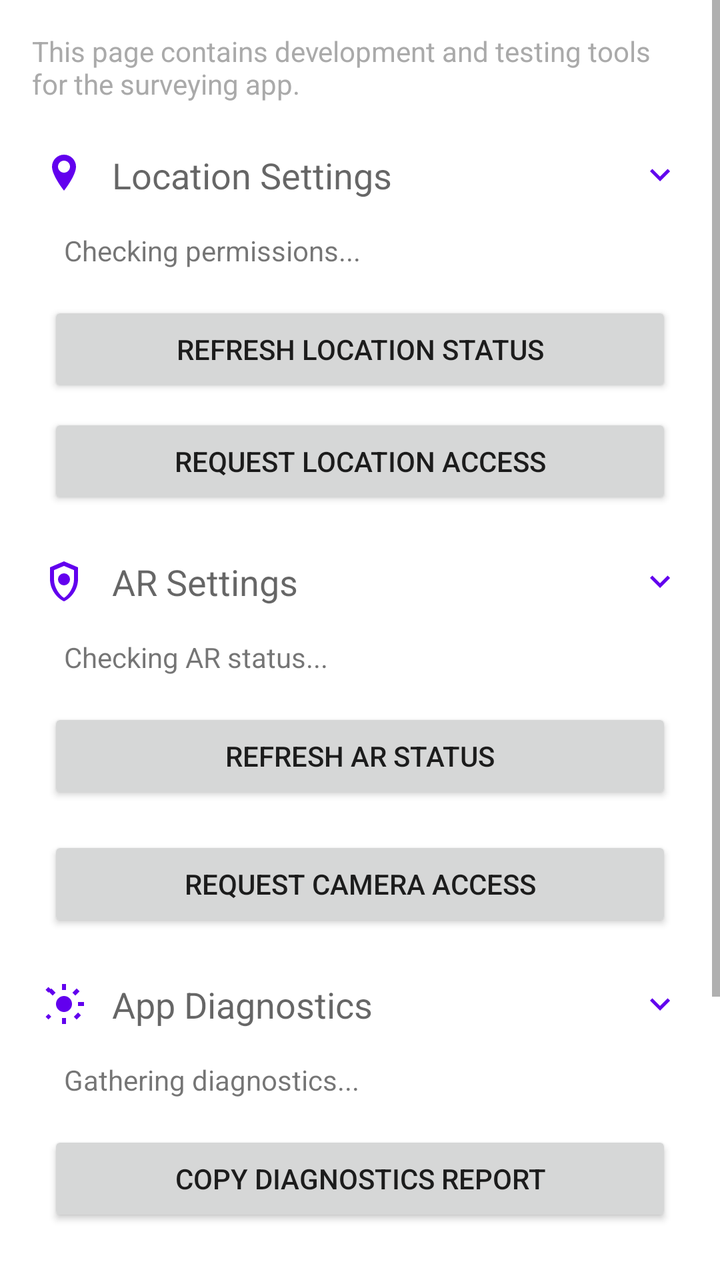
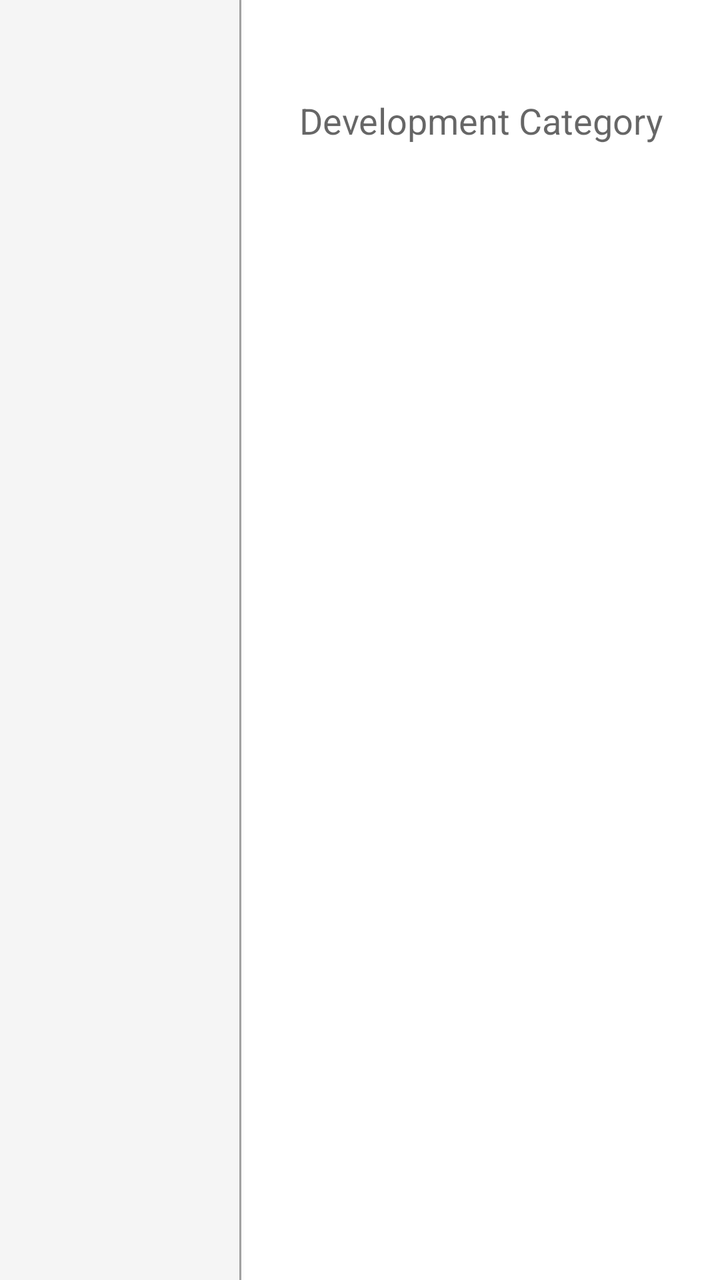

The first picture is an Android layout as it rendered before a commit; the second is the same layout after the commit. The layout source and the unified diff follow.
<!-- AndroidManifest.xml: application theme Theme.SurveyingApp -->
<!-- res/layout/fragment_development.xml -->
<?xml version="1.0" encoding="utf-8"?>
<ScrollView xmlns:android="http://schemas.android.com/apk/res/android"
    xmlns:app="http://schemas.android.com/apk/res-auto"
    android:layout_width="match_parent"
    android:layout_height="match_parent"
    android:fillViewport="true">

    <LinearLayout
        android:layout_width="match_parent"
        android:layout_height="wrap_content"
        android:orientation="vertical"
        android:padding="16dp">

        
        <TextView
            android:id="@+id/text_dev_intro"
            android:layout_width="match_parent"
            android:layout_height="wrap_content"
            android:text="@string/development_intro"
            android:textAppearance="@style/TextAppearance.AppCompat.Small"
            android:textColor="@android:color/darker_gray"
            android:layout_marginBottom="16dp" />

        
        <LinearLayout
            android:id="@+id/header_location"
            android:layout_width="match_parent"
            android:layout_height="wrap_content"
            android:orientation="horizontal"
            android:gravity="center_vertical"
            android:paddingVertical="8dp"
            android:paddingHorizontal="4dp"
            android:background="@android:color/transparent">
            <ImageView
                android:id="@+id/icon_location"
                android:layout_width="24dp"
                android:layout_height="24dp"
                android:src="@drawable/ic_section_location"
                app:tint="?attr/colorPrimary" />
            <TextView
                android:layout_width="0dp"
                android:layout_height="wrap_content"
                android:layout_weight="1"
                android:layout_marginStart="12dp"
                android:text="@string/location_settings_header"
                android:textAppearance="@style/TextAppearance.AppCompat.Medium" />
            <ImageView
                android:id="@+id/arrow_location"
                android:layout_width="20dp"
                android:layout_height="20dp"
                android:src="@drawable/ic_section_arrow"
                app:tint="?attr/colorPrimary" />
        </LinearLayout>

        <LinearLayout
            android:id="@+id/content_location"
            android:layout_width="match_parent"
            android:layout_height="wrap_content"
            android:orientation="vertical"
            android:paddingStart="8dp"
            android:paddingEnd="8dp"
            android:layout_marginBottom="16dp">
            <TextView
                android:id="@+id/text_permission_status"
                android:layout_width="match_parent"
                android:layout_height="wrap_content"
                android:text="@string/checking_permissions"
                android:textAppearance="@style/TextAppearance.AppCompat.Small"
                android:background="@android:color/background_light"
                android:padding="8dp"
                android:layout_marginBottom="8dp" />
            <Button
                android:id="@+id/btn_refresh_permissions"
                android:layout_width="match_parent"
                android:layout_height="wrap_content"
                android:text="@string/refresh_location_status"
                android:layout_marginBottom="8dp" />
            <Button
                android:id="@+id/btn_request_permissions"
                android:layout_width="match_parent"
                android:layout_height="wrap_content"
                android:text="@string/request_location_access"
                android:layout_marginBottom="0dp" />
        </LinearLayout>

        
        <LinearLayout
            android:id="@+id/header_ar"
            android:layout_width="match_parent"
            android:layout_height="wrap_content"
            android:orientation="horizontal"
            android:gravity="center_vertical"
            android:paddingVertical="8dp"
            android:paddingHorizontal="4dp">
            <ImageView
                android:id="@+id/icon_ar"
                android:layout_width="24dp"
                android:layout_height="24dp"
                android:src="@drawable/ic_section_ar"
                app:tint="?attr/colorPrimary" />
            <TextView
                android:layout_width="0dp"
                android:layout_height="wrap_content"
                android:layout_weight="1"
                android:layout_marginStart="12dp"
                android:text="@string/ar_settings_header"
                android:textAppearance="@style/TextAppearance.AppCompat.Medium" />
            <ImageView
                android:id="@+id/arrow_ar"
                android:layout_width="20dp"
                android:layout_height="20dp"
                android:src="@drawable/ic_section_arrow"
                app:tint="?attr/colorPrimary" />
        </LinearLayout>

        <LinearLayout
            android:id="@+id/content_ar"
            android:layout_width="match_parent"
            android:layout_height="wrap_content"
            android:orientation="vertical"
            android:paddingStart="8dp"
            android:paddingEnd="8dp"
            android:layout_marginBottom="16dp">
            <TextView
                android:id="@+id/text_ar_status"
                android:layout_width="match_parent"
                android:layout_height="wrap_content"
                android:text="@string/checking_ar_status"
                android:textAppearance="@style/TextAppearance.AppCompat.Small"
                android:background="@android:color/background_light"
                android:padding="8dp"
                android:layout_marginBottom="8dp" />
            <Button
                android:id="@+id/btn_check_ar_status"
                android:layout_width="match_parent"
                android:layout_height="wrap_content"
                android:text="@string/refresh_ar_status"
                android:layout_marginBottom="8dp" />
            
            <LinearLayout
                android:id="@+id/row_install_arcore"
                android:layout_width="match_parent"
                android:layout_height="wrap_content"
                android:orientation="horizontal"
                android:gravity="center_vertical"
                android:layout_marginBottom="8dp">
                <Button
                    android:id="@+id/btn_install_arcore"
                    android:layout_width="0dp"
                    android:layout_height="wrap_content"
                    android:layout_weight="1"
                    android:text="@string/install_arcore"
                    android:visibility="gone" />
                <ProgressBar
                    android:id="@+id/progress_ar_install"
                    style="@android:style/Widget.ProgressBar.Small"
                    android:layout_width="wrap_content"
                    android:layout_height="wrap_content"
                    android:layout_marginStart="12dp"
                    android:visibility="gone" />
            </LinearLayout>
            <Button
                android:id="@+id/btn_request_camera"
                android:layout_width="match_parent"
                android:layout_height="wrap_content"
                android:text="@string/request_camera_access"
                android:layout_marginBottom="0dp" />
        </LinearLayout>

        
        <LinearLayout
            android:id="@+id/header_diagnostics"
            android:layout_width="match_parent"
            android:layout_height="wrap_content"
            android:orientation="horizontal"
            android:gravity="center_vertical"
            android:paddingVertical="8dp"
            android:paddingHorizontal="4dp">
            <ImageView
                android:id="@+id/icon_diagnostics"
                android:layout_width="24dp"
                android:layout_height="24dp"
                android:src="@drawable/ic_section_diagnostics"
                app:tint="?attr/colorPrimary" />
            <TextView
                android:layout_width="0dp"
                android:layout_height="wrap_content"
                android:layout_weight="1"
                android:layout_marginStart="12dp"
                android:text="@string/diagnostics_header"
                android:textAppearance="@style/TextAppearance.AppCompat.Medium" />
            <ImageView
                android:id="@+id/arrow_diagnostics"
                android:layout_width="20dp"
                android:layout_height="20dp"
                android:src="@drawable/ic_section_arrow"
                app:tint="?attr/colorPrimary" />
        </LinearLayout>

        <LinearLayout
            android:id="@+id/content_diagnostics"
            android:layout_width="match_parent"
            android:layout_height="wrap_content"
            android:orientation="vertical"
            android:paddingStart="8dp"
            android:paddingEnd="8dp"
            android:layout_marginBottom="16dp">
            <TextView
                android:id="@+id/text_diagnostics"
                android:layout_width="match_parent"
                android:layout_height="wrap_content"
                android:text="@string/gathering_diagnostics"
                android:textAppearance="@style/TextAppearance.AppCompat.Small"
                android:background="@android:color/background_light"
                android:padding="8dp"
                android:layout_marginBottom="8dp" />
            <Button
                android:id="@+id/btn_copy_dev_report"
                android:layout_width="match_parent"
                android:layout_height="wrap_content"
                android:text="@string/copy_diagnostics_report"
                android:layout_marginBottom="0dp" />
        </LinearLayout>

        
        <LinearLayout
            android:id="@+id/header_data"
            android:layout_width="match_parent"
            android:layout_height="wrap_content"
            android:orientation="horizontal"
            android:gravity="center_vertical"
            android:paddingVertical="8dp"
            android:paddingHorizontal="4dp">
            <ImageView
                android:id="@+id/icon_data"
                android:layout_width="24dp"
                android:layout_height="24dp"
                android:src="@drawable/ic_section_data"
                app:tint="?attr/colorPrimary" />
            <TextView
                android:layout_width="0dp"
                android:layout_height="wrap_content"
                android:layout_weight="1"
                android:layout_marginStart="12dp"
                android:text="@string/data_header"
                android:textAppearance="@style/TextAppearance.AppCompat.Medium" />
            <ImageView
                android:id="@+id/arrow_data"
                android:layout_width="20dp"
                android:layout_height="20dp"
                android:src="@drawable/ic_section_arrow"
                app:tint="?attr/colorPrimary" />
        </LinearLayout>

        <LinearLayout
            android:id="@+id/content_data"
            android:layout_width="match_parent"
            android:layout_height="wrap_content"
            android:orientation="vertical"
            android:paddingStart="8dp"
            android:paddingEnd="8dp"
            android:layout_marginBottom="32dp">
            <Button
                android:id="@+id/btn_fake_points"
                android:layout_width="match_parent"
                android:layout_height="wrap_content"
                android:text="@string/add_fake_points"
                android:layout_marginBottom="8dp" />
            <Button
                android:id="@+id/btn_clear_all_points"
                android:layout_width="match_parent"
                android:layout_height="wrap_content"
                android:text="@string/clear_all_points"
                android:layout_marginBottom="0dp" />
        </LinearLayout>

    </LinearLayout>
</ScrollView>
<!-- resources referenced by this layout -->
<resources>
  <!-- drawable ic_section_ar (drawable) -->
  <?xml version="1.0" encoding="utf-8"?>
  <vector xmlns:android="http://schemas.android.com/apk/res/android" android:width="24dp" android:height="24dp" android:viewportWidth="24" android:viewportHeight="24">
      <path android:fillColor="#FFFFFFFF" android:pathData="M12,2l7,3v6c0,5 -3.5,9.5 -7,11 -3.5,-1.5 -7,-6 -7,-11V5l7,-3zM12,4.3l-5,2.1v4.6c0,4.06 2.77,7.94 5,9.27 2.23,-1.33 5,-5.21 5,-9.27V6.4l-5,-2.1zM12,8a3,3 0,1 1,0 6 3,3 0,0 1,0 -6z"/>
  </vector>
  <!-- drawable ic_section_arrow (drawable) -->
  <?xml version="1.0" encoding="utf-8"?>
  <vector xmlns:android="http://schemas.android.com/apk/res/android" android:width="24dp" android:height="24dp" android:viewportWidth="24" android:viewportHeight="24">
      <path android:fillColor="#FFFFFFFF" android:pathData="M7.41,8.59L12,13.17l4.59,-4.58L18,10l-6,6 -6,-6z"/>
  </vector>
  <!-- drawable ic_section_data (drawable) -->
  <?xml version="1.0" encoding="utf-8"?>
  <vector xmlns:android="http://schemas.android.com/apk/res/android" android:width="24dp" android:height="24dp" android:viewportWidth="24" android:viewportHeight="24">
      <path android:fillColor="#FFFFFFFF" android:pathData="M3,5h18v2H3zM3,11h12v2H3zM3,17h8v2H3z"/>
  </vector>
  <!-- drawable ic_section_diagnostics (drawable) -->
  <?xml version="1.0" encoding="utf-8"?>
  <vector xmlns:android="http://schemas.android.com/apk/res/android" android:width="24dp" android:height="24dp" android:viewportWidth="24" android:viewportHeight="24">
      <path android:fillColor="#FFFFFFFF" android:pathData="M11,2h2v3h-2zM4.22,5.64l1.42,-1.42 2.12,2.12 -1.42,1.42zM18.36,4.22l1.42,1.42 -2.12,2.12 -1.42,-1.42zM19,11h3v2h-3zM11,19h2v3h-2zM5.64,18.36l-1.42,1.42 -1.41,-1.41 1.42,-1.42zM4.22,6.34L2.81,4.93l1.41,-1.41 1.42,1.42zM18.36,19.78l-1.42,-1.42 2.12,-2.12 1.42,1.42zM12,8a4,4 0 1 1 0 8 4,4 0 0 1 0 -8z"/>
  </vector>
  <!-- drawable ic_section_location (drawable) -->
  <?xml version="1.0" encoding="utf-8"?>
  <vector xmlns:android="http://schemas.android.com/apk/res/android" android:width="24dp" android:height="24dp" android:viewportWidth="24" android:viewportHeight="24">
      <path android:fillColor="#FFFFFFFF" android:pathData="M12,2c-3.31,0 -6,2.69 -6,6 0,4.5 6,12 6,12s6,-7.5 6,-12c0,-3.31 -2.69,-6 -6,-6zM12,11c-1.65,0 -3,-1.35 -3,-3 0,-1.66 1.35,-3 3,-3 1.66,0 3,1.34 3,3 0,1.65 -1.34,3 -3,3z"/>
  </vector>
  <string name="add_fake_points">Add Fake Points</string>
  <string name="ar_settings_header">AR Settings</string>
  <string name="checking_ar_status">Checking AR status...</string>
  <string name="checking_permissions">Checking permissions...</string>
  <string name="clear_all_points">Clear All Points</string>
  <string name="copy_diagnostics_report">Copy Diagnostics Report</string>
  <string name="data_header">Data</string>
  <string name="development_intro">This page contains development and testing tools for the surveying app.</string>
  <string name="diagnostics_header">App Diagnostics</string>
  <string name="gathering_diagnostics">Gathering diagnostics...</string>
  <string name="install_arcore">Install ARCore</string>
  <string name="location_settings_header">Location Settings</string>
  <string name="refresh_ar_status">Refresh AR Status</string>
  <string name="refresh_location_status">Refresh Location Status</string>
  <string name="request_camera_access">Request Camera Access</string>
  <string name="request_location_access">Request Location Access</string>
  <color name="purple_500">#FF6200EE</color>
  <color name="purple_700">#FF3700B3</color>
  <color name="white">#FFFFFFFF</color>
  <color name="teal_200">#FF03DAC5</color>
  <color name="teal_700">#FF018786</color>
  <color name="black">#FF000000</color>
  <!-- unchanged entries left out for length: 1 -->
</resources>

<!-- the commit's change to res/layout/fragment_development.xml (unified diff, before → after) -->
@@ -1,278 +1,74 @@
 <?xml version="1.0" encoding="utf-8"?>
-<ScrollView xmlns:android="http://schemas.android.com/apk/res/android"
-    xmlns:app="http://schemas.android.com/apk/res-auto"
+<LinearLayout xmlns:android="http://schemas.android.com/apk/res/android"
+    xmlns:tools="http://schemas.android.com/tools"
     android:layout_width="match_parent"
     android:layout_height="match_parent"
-    android:fillViewport="true">
+    android:orientation="horizontal"
+    android:padding="0dp"
+    tools:context=".ui.development.DevelopmentFragment">
 
+    
     <LinearLayout
-        android:layout_width="match_parent"
-        android:layout_height="wrap_content"
+        android:layout_width="0dp"
+        android:layout_height="match_parent"
+        android:layout_weight="1"
         android:orientation="vertical"
-        android:padding="16dp">
+        android:background="@color/dev_panel_bg"
+        android:elevation="2dp"
+        android:padding="0dp">
 
-        
-        <TextView
-            android:id="@+id/text_dev_intro"
+        <androidx.recyclerview.widget.RecyclerView
+            android:id="@+id/categoriesRecycler"
             android:layout_width="match_parent"
-            android:layout_height="wrap_content"
-            android:text="@string/development_intro"
-            android:textAppearance="@style/TextAppearance.AppCompat.Small"
-            android:textColor="@android:color/darker_gray"
-            android:layout_marginBottom="16dp" />
+            android:layout_height="match_parent"
+            android:clipToPadding="false"
+            android:paddingTop="0dp"
+            android:paddingBottom="0dp" />
 
-        
-        <LinearLayout
-            android:id="@+id/header_location"
-            android:layout_width="match_parent"
-            android:layout_height="wrap_content"
-            android:orientation="horizontal"
-            android:gravity="center_vertical"
-            android:paddingVertical="8dp"
-            android:paddingHorizontal="4dp"
-            android:background="@android:color/transparent">
-            <ImageView
-                android:id="@+id/icon_location"
-                android:layout_width="24dp"
-                android:layout_height="24dp"
-                android:src="@drawable/ic_section_location"
-                app:tint="?attr/colorPrimary" />
-            <TextView
-                android:layout_width="0dp"
-                android:layout_height="wrap_content"
-                android:layout_weight="1"
-                android:layout_marginStart="12dp"
-                android:text="@string/location_settings_header"
-                android:textAppearance="@style/TextAppearance.AppCompat.Medium" />
-            <ImageView
-                android:id="@+id/arrow_location"
-                android:layout_width="20dp"
-                android:layout_height="20dp"
-                android:src="@drawable/ic_section_arrow"
-                app:tint="?attr/colorPrimary" />
-        </LinearLayout>
+    </LinearLayout>
+
+    
+    <View
+        android:layout_width="1dp"
+        android:layout_height="match_parent"
+        android:background="@android:color/darker_gray" />
+
+    
+    <ScrollView
+        android:layout_width="0dp"
+        android:layout_height="match_parent"
+        android:layout_weight="2">
 
         <LinearLayout
-            android:id="@+id/content_location"
+            android:id="@+id/settingsContent"
             android:layout_width="match_parent"
             android:layout_height="wrap_content"
             android:orientation="vertical"
-            android:paddingStart="8dp"
-            android:paddingEnd="8dp"
-            android:layout_marginBottom="16dp">
+            android:padding="16dp">
+
+            
             <TextView
-                android:id="@+id/text_permission_status"
+                android:id="@+id/dev_content_header"
                 android:layout_width="match_parent"
                 android:layout_height="wrap_content"
-                android:text="@string/checking_permissions"
-                android:textAppearance="@style/TextAppearance.AppCompat.Small"
-                android:background="@android:color/background_light"
-                android:padding="8dp"
-                android:layout_marginBottom="8dp" />
-            <Button
-                android:id="@+id/btn_refresh_permissions"
+                android:textStyle="bold"
+                android:textSize="20sp"
+                android:paddingBottom="12dp"
+                android:textColor="@android:color/black"
+                android:visibility="gone" />
+
+            
+            <TextView
+                android:id="@+id/dev_placeholder"
                 android:layout_width="match_parent"
                 android:layout_height="wrap_content"
-                android:text="@string/refresh_location_status"
-                android:layout_marginBottom="8dp" />
-            <Button
-                android:id="@+id/btn_request_permissions"
-                android:layout_width="match_parent"
-                android:layout_height="wrap_content"
-                android:text="@string/request_location_access"
-                android:layout_marginBottom="0dp" />
+                android:text="@string/dev_category_placeholder"
+                android:textAppearance="@style/TextAppearance.AppCompat.Medium"
+                android:gravity="center"
+                android:layout_marginTop="32dp" />
+
         </LinearLayout>
 
-        
-        <LinearLayout
-            android:id="@+id/header_ar"
-            android:layout_width="match_parent"
-            android:layout_height="wrap_content"
-            android:orientation="horizontal"
-            android:gravity="center_vertical"
-            android:paddingVertical="8dp"
-            android:paddingHorizontal="4dp">
-            <ImageView
-                android:id="@+id/icon_ar"
-                android:layout_width="24dp"
-                android:layout_height="24dp"
-                android:src="@drawable/ic_section_ar"
-                app:tint="?attr/colorPrimary" />
-            <TextView
-                android:layout_width="0dp"
-                android:layout_height="wrap_content"
-                android:layout_weight="1"
-                android:layout_marginStart="12dp"
-                android:text="@string/ar_settings_header"
-                android:textAppearance="@style/TextAppearance.AppCompat.Medium" />
-            <ImageView
-                android:id="@+id/arrow_ar"
-                android:layout_width="20dp"
-                android:layout_height="20dp"
-                android:src="@drawable/ic_section_arrow"
-                app:tint="?attr/colorPrimary" />
-        </LinearLayout>
+    </ScrollView>
 
-        <LinearLayout
-            android:id="@+id/content_ar"
-            android:layout_width="match_parent"
-            android:layout_height="wrap_content"
-            android:orientation="vertical"
-            android:paddingStart="8dp"
-            android:paddingEnd="8dp"
-            android:layout_marginBottom="16dp">
-            <TextView
-                android:id="@+id/text_ar_status"
-                android:layout_width="match_parent"
-                android:layout_height="wrap_content"
-                android:text="@string/checking_ar_status"
-                android:textAppearance="@style/TextAppearance.AppCompat.Small"
-                android:background="@android:color/background_light"
-                android:padding="8dp"
-                android:layout_marginBottom="8dp" />
-            <Button
-                android:id="@+id/btn_check_ar_status"
-                android:layout_width="match_parent"
-                android:layout_height="wrap_content"
-                android:text="@string/refresh_ar_status"
-                android:layout_marginBottom="8dp" />
-            
-            <LinearLayout
-                android:id="@+id/row_install_arcore"
-                android:layout_width="match_parent"
-                android:layout_height="wrap_content"
-                android:orientation="horizontal"
-                android:gravity="center_vertical"
-                android:layout_marginBottom="8dp">
-                <Button
-                    android:id="@+id/btn_install_arcore"
-                    android:layout_width="0dp"
-                    android:layout_height="wrap_content"
-                    android:layout_weight="1"
-                    android:text="@string/install_arcore"
-                    android:visibility="gone" />
-                <ProgressBar
-                    android:id="@+id/progress_ar_install"
-                    style="@android:style/Widget.ProgressBar.Small"
-                    android:layout_width="wrap_content"
-                    android:layout_height="wrap_content"
-                    android:layout_marginStart="12dp"
-                    android:visibility="gone" />
-            </LinearLayout>
-            <Button
-                android:id="@+id/btn_request_camera"
-                android:layout_width="match_parent"
-                android:layout_height="wrap_content"
-                android:text="@string/request_camera_access"
-                android:layout_marginBottom="0dp" />
-        </LinearLayout>
-
-        
-        <LinearLayout
-            android:id="@+id/header_diagnostics"
-            android:layout_width="match_parent"
-            android:layout_height="wrap_content"
-            android:orientation="horizontal"
-            android:gravity="center_vertical"
-            android:paddingVertical="8dp"
-            android:paddingHorizontal="4dp">
-            <ImageView
-                android:id="@+id/icon_diagnostics"
-                android:layout_width="24dp"
-                android:layout_height="24dp"
-                android:src="@drawable/ic_section_diagnostics"
-                app:tint="?attr/colorPrimary" />
-            <TextView
-                android:layout_width="0dp"
-                android:layout_height="wrap_content"
-                android:layout_weight="1"
-                android:layout_marginStart="12dp"
-                android:text="@string/diagnostics_header"
-                android:textAppearance="@style/TextAppearance.AppCompat.Medium" />
-            <ImageView
-                android:id="@+id/arrow_diagnostics"
-                android:layout_width="20dp"
-                android:layout_height="20dp"
-                android:src="@drawable/ic_section_arrow"
-                app:tint="?attr/colorPrimary" />
-        </LinearLayout>
-
-        <LinearLayout
-            android:id="@+id/content_diagnostics"
-            android:layout_width="match_parent"
-            android:layout_height="wrap_content"
-            android:orientation="vertical"
-            android:paddingStart="8dp"
-            android:paddingEnd="8dp"
-            android:layout_marginBottom="16dp">
-            <TextView
-                android:id="@+id/text_diagnostics"
-                android:layout_width="match_parent"
-                android:layout_height="wrap_content"
-                android:text="@string/gathering_diagnostics"
-                android:textAppearance="@style/TextAppearance.AppCompat.Small"
-                android:background="@android:color/background_light"
-                android:padding="8dp"
-                android:layout_marginBottom="8dp" />
-            <Button
-                android:id="@+id/btn_copy_dev_report"
-                android:layout_width="match_parent"
-                android:layout_height="wrap_content"
-                android:text="@string/copy_diagnostics_report"
-                android:layout_marginBottom="0dp" />
-        </LinearLayout>
-
-        
-        <LinearLayout
-            android:id="@+id/header_data"
-            android:layout_width="match_parent"
-            android:layout_height="wrap_content"
-            android:orientation="horizontal"
-            android:gravity="center_vertical"
-            android:paddingVertical="8dp"
-            android:paddingHorizontal="4dp">
-            <ImageView
-                android:id="@+id/icon_data"
-                android:layout_width="24dp"
-                android:layout_height="24dp"
-                android:src="@drawable/ic_section_data"
-                app:tint="?attr/colorPrimary" />
-            <TextView
-                android:layout_width="0dp"
-                android:layout_height="wrap_content"
-                android:layout_weight="1"
-                android:layout_marginStart="12dp"
-                android:text="@string/data_header"
-                android:textAppearance="@style/TextAppearance.AppCompat.Medium" />
-            <ImageView
-                android:id="@+id/arrow_data"
-                android:layout_width="20dp"
-                android:layout_height="20dp"
-                android:src="@drawable/ic_section_arrow"
-                app:tint="?attr/colorPrimary" />
-        </LinearLayout>
-
-        <LinearLayout
-            android:id="@+id/content_data"
-            android:layout_width="match_parent"
-            android:layout_height="wrap_content"
-            android:orientation="vertical"
-            android:paddingStart="8dp"
-            android:paddingEnd="8dp"
-            android:layout_marginBottom="32dp">
-            <Button
-                android:id="@+id/btn_fake_points"
-                android:layout_width="match_parent"
-                android:layout_height="wrap_content"
-                android:text="@string/add_fake_points"
-                android:layout_marginBottom="8dp" />
-            <Button
-                android:id="@+id/btn_clear_all_points"
-                android:layout_width="match_parent"
-                android:layout_height="wrap_content"
-                android:text="@string/clear_all_points"
-                android:layout_marginBottom="0dp" />
-        </LinearLayout>
-
-    </LinearLayout>
-</ScrollView>
+</LinearLayout>
<!-- resource entries referenced after the edit -->
@@ -1,46 +1,7 @@
 <!-- resources referenced by this layout -->
 <resources>
-  <!-- drawable ic_section_ar (drawable) -->
-  <?xml version="1.0" encoding="utf-8"?>
-  <vector xmlns:android="http://schemas.android.com/apk/res/android" android:width="24dp" android:height="24dp" android:viewportWidth="24" android:viewportHeight="24">
-      <path android:fillColor="#FFFFFFFF" android:pathData="M12,2l7,3v6c0,5 -3.5,9.5 -7,11 -3.5,-1.5 -7,-6 -7,-11V5l7,-3zM12,4.3l-5,2.1v4.6c0,4.06 2.77,7.94 5,9.27 2.23,-1.33 5,-5.21 5,-9.27V6.4l-5,-2.1zM12,8a3,3 0,1 1,0 6 3,3 0,0 1,0 -6z"/>
-  </vector>
-  <!-- drawable ic_section_arrow (drawable) -->
-  <?xml version="1.0" encoding="utf-8"?>
-  <vector xmlns:android="http://schemas.android.com/apk/res/android" android:width="24dp" android:height="24dp" android:viewportWidth="24" android:viewportHeight="24">
-      <path android:fillColor="#FFFFFFFF" android:pathData="M7.41,8.59L12,13.17l4.59,-4.58L18,10l-6,6 -6,-6z"/>
-  </vector>
-  <!-- drawable ic_section_data (drawable) -->
-  <?xml version="1.0" encoding="utf-8"?>
-  <vector xmlns:android="http://schemas.android.com/apk/res/android" android:width="24dp" android:height="24dp" android:viewportWidth="24" android:viewportHeight="24">
-      <path android:fillColor="#FFFFFFFF" android:pathData="M3,5h18v2H3zM3,11h12v2H3zM3,17h8v2H3z"/>
-  </vector>
-  <!-- drawable ic_section_diagnostics (drawable) -->
-  <?xml version="1.0" encoding="utf-8"?>
-  <vector xmlns:android="http://schemas.android.com/apk/res/android" android:width="24dp" android:height="24dp" android:viewportWidth="24" android:viewportHeight="24">
-      <path android:fillColor="#FFFFFFFF" android:pathData="M11,2h2v3h-2zM4.22,5.64l1.42,-1.42 2.12,2.12 -1.42,1.42zM18.36,4.22l1.42,1.42 -2.12,2.12 -1.42,-1.42zM19,11h3v2h-3zM11,19h2v3h-2zM5.64,18.36l-1.42,1.42 -1.41,-1.41 1.42,-1.42zM4.22,6.34L2.81,4.93l1.41,-1.41 1.42,1.42zM18.36,19.78l-1.42,-1.42 2.12,-2.12 1.42,1.42zM12,8a4,4 0 1 1 0 8 4,4 0 0 1 0 -8z"/>
-  </vector>
-  <!-- drawable ic_section_location (drawable) -->
-  <?xml version="1.0" encoding="utf-8"?>
-  <vector xmlns:android="http://schemas.android.com/apk/res/android" android:width="24dp" android:height="24dp" android:viewportWidth="24" android:viewportHeight="24">
-      <path android:fillColor="#FFFFFFFF" android:pathData="M12,2c-3.31,0 -6,2.69 -6,6 0,4.5 6,12 6,12s6,-7.5 6,-12c0,-3.31 -2.69,-6 -6,-6zM12,11c-1.65,0 -3,-1.35 -3,-3 0,-1.66 1.35,-3 3,-3 1.66,0 3,1.34 3,3 0,1.65 -1.34,3 -3,3z"/>
-  </vector>
-  <string name="add_fake_points">Add Fake Points</string>
-  <string name="ar_settings_header">AR Settings</string>
-  <string name="checking_ar_status">Checking AR status...</string>
-  <string name="checking_permissions">Checking permissions...</string>
-  <string name="clear_all_points">Clear All Points</string>
-  <string name="copy_diagnostics_report">Copy Diagnostics Report</string>
-  <string name="data_header">Data</string>
-  <string name="development_intro">This page contains development and testing tools for the surveying app.</string>
-  <string name="diagnostics_header">App Diagnostics</string>
-  <string name="gathering_diagnostics">Gathering diagnostics...</string>
-  <string name="install_arcore">Install ARCore</string>
-  <string name="location_settings_header">Location Settings</string>
-  <string name="refresh_ar_status">Refresh AR Status</string>
-  <string name="refresh_location_status">Refresh Location Status</string>
-  <string name="request_camera_access">Request Camera Access</string>
-  <string name="request_location_access">Request Location Access</string>
+  <color name="dev_panel_bg">#F5F5F5</color>
+  <string name="dev_category_placeholder">Development Category</string>
   <color name="purple_500">#FF6200EE</color>
   <color name="purple_700">#FF3700B3</color>
   <color name="white">#FFFFFFFF</color>
